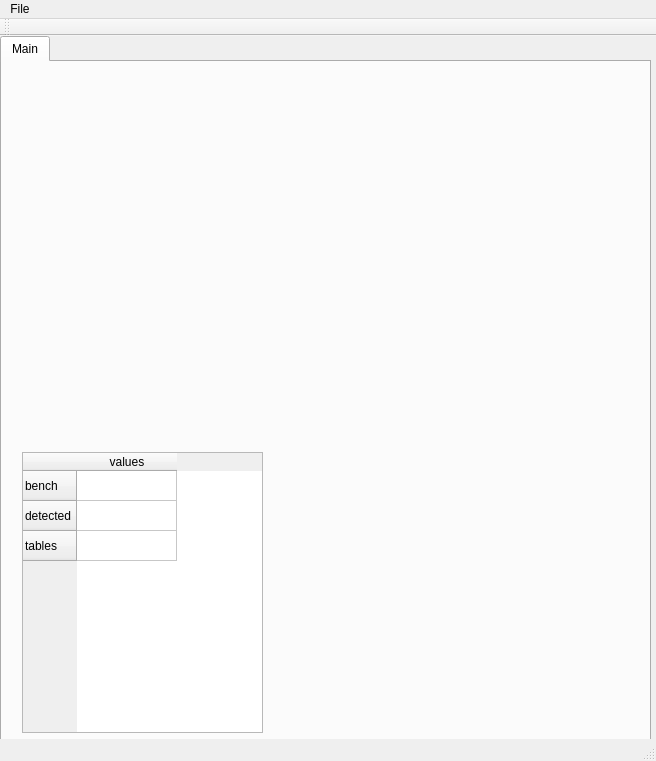
Michael-Z/h1e2l3p4e5r, file helper/mainwindow.ui: the form before one commit.
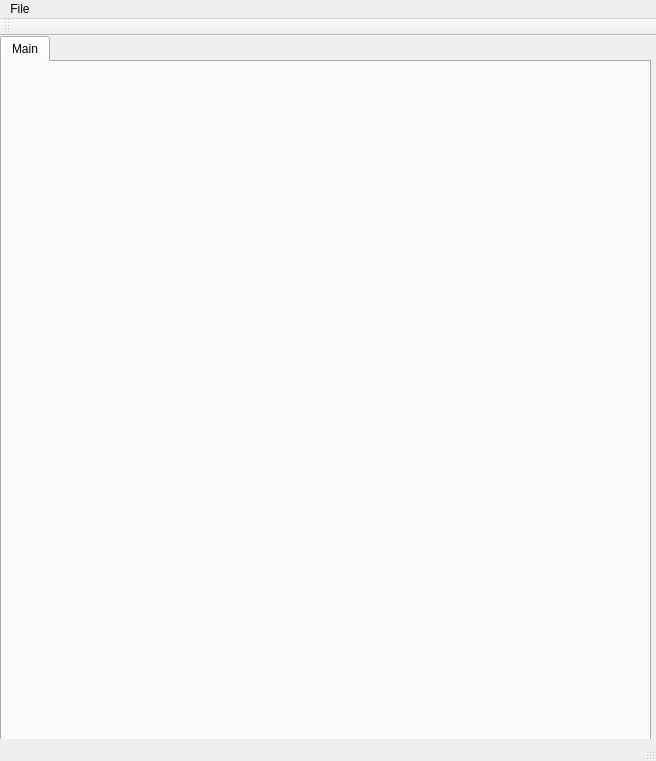
The form after the commit.

Patch:
```diff
--- a/helper/mainwindow.ui
+++ b/helper/mainwindow.ui
@@ -30,51 +30,6 @@
      <attribute name="title">
       <string>Main</string>
      </attribute>
-     <widget class="QTableWidget" name="tableWidget">
-      <property name="geometry">
-       <rect>
-        <x>20</x>
-        <y>390</y>
-        <width>241</width>
-        <height>281</height>
-       </rect>
-      </property>
-      <row>
-       <property name="text">
-        <string>bench</string>
-       </property>
-      </row>
-      <row>
-       <property name="text">
-        <string>detected</string>
-       </property>
-      </row>
-      <row>
-       <property name="text">
-        <string>tables</string>
-       </property>
-      </row>
-      <column>
-       <property name="text">
-        <string>values</string>
-       </property>
-      </column>
-      <item row="0" column="0">
-       <property name="text">
-        <string/>
-       </property>
-      </item>
-      <item row="1" column="0">
-       <property name="text">
-        <string/>
-       </property>
-      </item>
-      <item row="2" column="0">
-       <property name="text">
-        <string/>
-       </property>
-      </item>
-     </widget>
     </widget>
    </widget>
   </widget>
```
